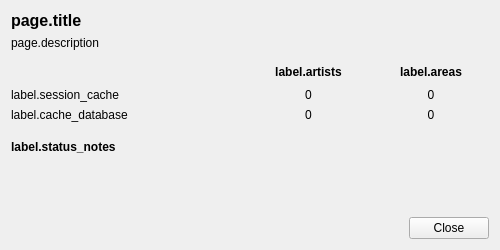
Above: cache_status.ui from rdswift/picard-plugin-additional-artists-details before the change. Below: the same form after it.
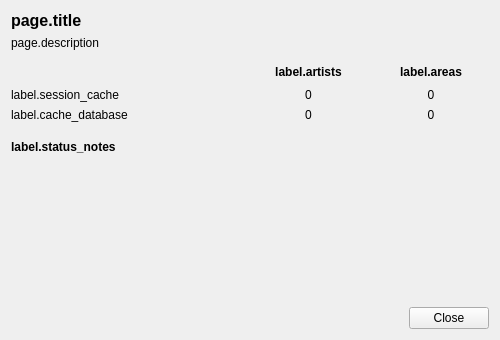
That is the form after the change.

What changed in the file:
```diff
--- a/cache_status.ui
+++ b/cache_status.ui
@@ -10,13 +10,13 @@
     <x>0</x>
     <y>0</y>
     <width>500</width>
-    <height>250</height>
+    <height>340</height>
    </rect>
   </property>
   <property name="minimumSize">
    <size>
     <width>500</width>
-    <height>250</height>
+    <height>300</height>
    </size>
   </property>
   <property name="windowTitle">
```
Left out of the diff: 3 changed lines with no effect on the pictures.
